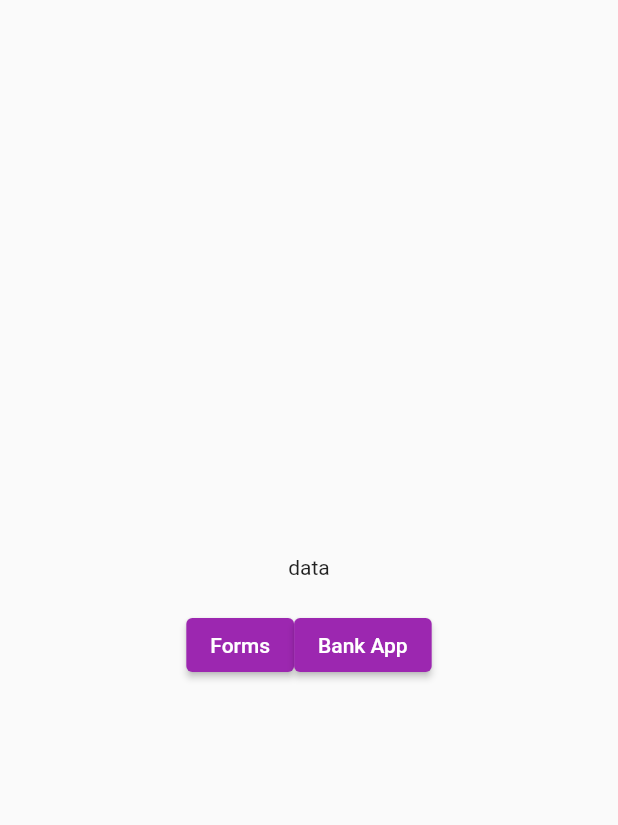
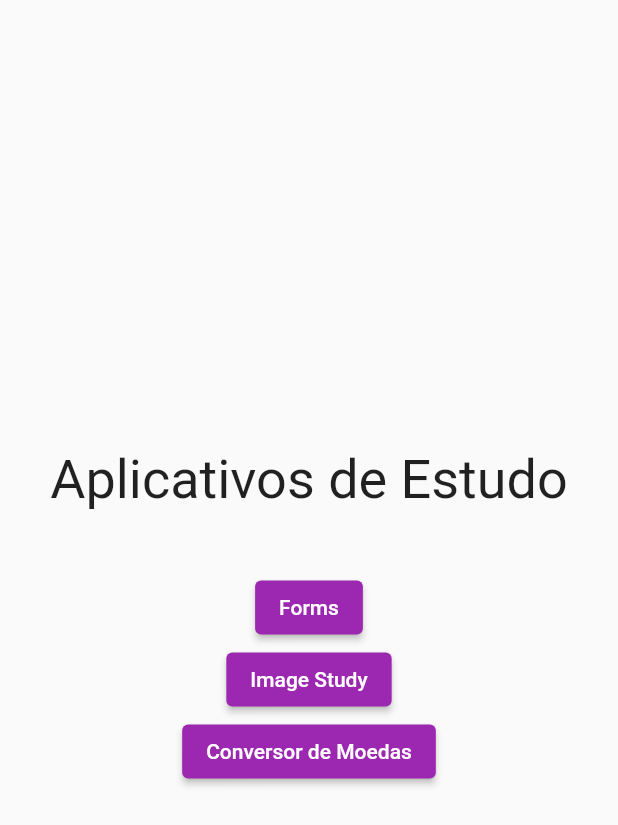
Before and after one commit to Brulibra/study_project, a Flutter app: the ProjectsHomePage screen opened by its route, on a phone screen of 412 x 824 dp. Shown: the top 825 px of the screen. Run offline on Flutter 3.47's test engine with Material 2 defaults, Android fonts, the phone set to English and light mode, and no system bars.

Commit message:
♻️ updating study project folders

```diff
--- a/lib/home_page.dart
+++ b/lib/home_page.dart
@@ -18,14 +18,20 @@ class _ProjectsHomePageState extends State<ProjectsHomePage> {
           child: Scaffold(
             body: Padding(
               padding: const EdgeInsets.all(20),
-              child: Column(
+              child: Center(
+                child: Column(
                   mainAxisSize: MainAxisSize.max,
                   mainAxisAlignment: MainAxisAlignment.center,
                   children: [
-                    const Text('data'),
-                    const SizedBox(height: 20),
-                    Row(
-                      mainAxisAlignment: MainAxisAlignment.center,
+                    const Text(
+                      'Aplicativos de Estudo',
+                      style: TextStyle(
+                        fontSize: 36,
+                      ),
+                    ),
+                    const SizedBox(height: 40),
+                    Column(
+                      mainAxisAlignment: MainAxisAlignment.spaceEvenly,
                       children: [
                         ElevatedButton(
                           child: const Text('Forms'),
@@ -34,14 +40,20 @@ class _ProjectsHomePageState extends State<ProjectsHomePage> {
                           },
                         ),
                         ElevatedButton(
-                          child: const Text('Bank App'),
+                          child: const Text('Image Study'),
                           onPressed: () {
-                            Navigator.of(context).pushNamed('/formsLogin');
+                            Navigator.of(context).pushNamed('/pinchImages');
                           },
                         ),
+                        ElevatedButton(
+                          child: const Text('Conversor de Moedas'),
+                          onPressed: () {},
+                        ),
                       ],
-                    )
-                  ]),
+                    ),
+                  ],
+                ),
+              ),
             ),
           ),
         ),
--- a/lib/forms/pages/forms_home_page.dart
+++ b/lib/study-projects/forms/pages/forms_home_page.dart
@@ -35,7 +35,9 @@ class HomePageState extends State<HomePage> {
       ),
       appBar: AppBar(
         title: const Text("Home Page Title"),
-        actions: const [CustomSwitch()],
+        actions: const [
+          CustomSwitch(),
+        ],
       ),
       body: SizedBox(
           width: double.infinity,
```
Also changed, not shown: lib/forms/pages/forms_login_page.dart (deleted, +0 -78 lines), lib/main.dart (+5 -3 lines), lib/mobileBankApp/bank_home_page.dart (deleted, +0 -15 lines), lib/routes/app_widget.dart (+6 -5 lines), lib/study-projects/forms/pages/forms_login_page.dart (added, +83 -0 lines), lib/study-projects/image_study/pinch_image_page.dart (added, +34 -0 lines), lib/conversor-moedas/main.dart (deleted), lib/study-projects/currency-converter/currency_model.dart (renamed from lib/conversor-moedas/app/models/currency_model.dart), lib/study-projects/forms/services/app_controler.dart (renamed from lib/forms/services/app_controler.dart), lib/study-projects/forms/utils/dark_theme.dart (renamed from lib/forms/utils/dark_theme.dart), lib/study-projects/forms/widgets/email_input.dart (renamed from lib/forms/widgets/email_input.dart), lib/study-projects/forms/widgets/password_input.dart (renamed from lib/forms/widgets/password_input.dart), pubspec.lock, 1 other file.
